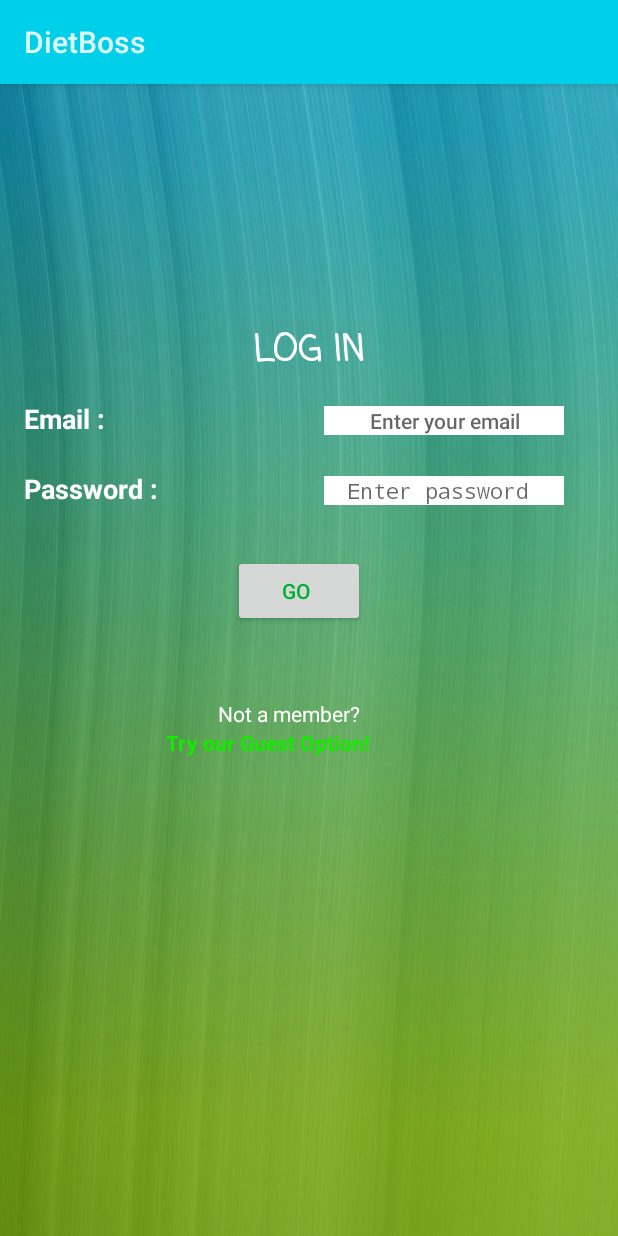
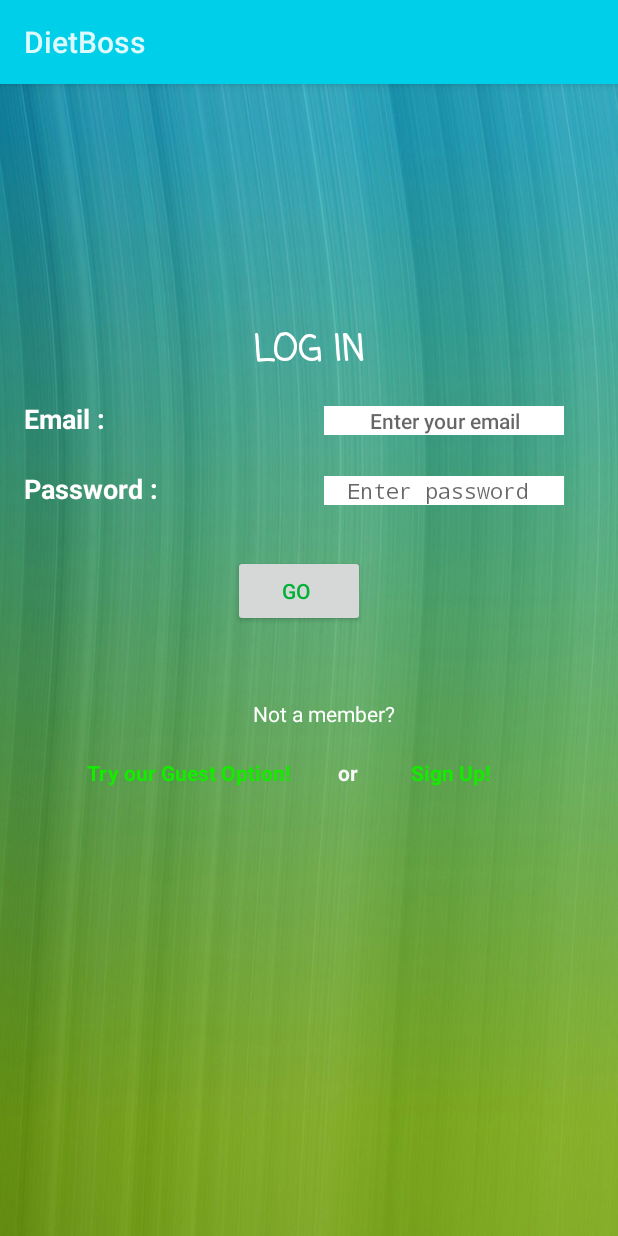
Before and after one commit to SamaSamrin/KhabarShabarAgain, an Android app: the SignUp screen opened directly, with no data from a screen before it, after a tap on "MAKE MY ACCOUNT", on a phone screen of 412 x 824 dp. Run offline under Robolectric (Android 15) with nearby library versions, the phone set to English and light mode, and no system bars; 13 statements that could not run were skipped.

Commit message:
populated users db classes, but getting error of goalWeight column

```diff
--- a/app/src/main/java/com/example/user/khabarshabar2/DatabaseHelper.java
+++ b/app/src/main/java/com/example/user/khabarshabar2/DatabaseHelper.java
@@ -104,7 +104,7 @@ class DatabaseHelper extends SQLiteOpenHelper {
         this.db = db;
     }*/
 
-   private void manipulateData(){
+ /*  private void manipulateData(){
        //selecting values from table
        Cursor cursor = getReadableDatabase().rawQuery("SELECT username FROM Users ;", new String[] {"id"});
 
@@ -127,7 +127,7 @@ class DatabaseHelper extends SQLiteOpenHelper {
 
    }
 
-/*   @Override
+//   @Override
 //    public SQLiteDatabase getReadableDatabase() {
 //        //to get access to the db, for reading
 //        return super.getReadableDatabase();
--- a/app/src/main/java/com/example/user/khabarshabar2/Login.java
+++ b/app/src/main/java/com/example/user/khabarshabar2/Login.java
@@ -21,14 +21,20 @@ public class Login extends Activity {
     String emailInput = "default@email.com";
     String passwordInput = "123456";
     String username = "default name";
-    static SQLiteDatabase database;
-    DatabaseHelper helper;
-    String dbname = "DietBoss";
+    UsersDataSource usersDataSource;
+    EditText emailInputField;
+    EditText passwordField;
 
     @Override
     protected void onCreate(Bundle savedInstanceState) {
         super.onCreate(savedInstanceState);
         setContentView(R.layout.activity_login);
+
+        usersDataSource = new UsersDataSource(this);
+        usersDataSource.open();
+
+        emailInputField = (EditText) findViewById(R.id.emailField);
+        passwordField = (EditText) findViewById(R.id.passwordField);
         /*
         //creating or opening database
         String datapath = Environment.getDataDirectory().toString();
@@ -38,10 +44,10 @@ public class Login extends Activity {
         database = openOrCreateDatabase(dbname, MODE_PRIVATE, null);
         //^dbpath not working, needs root privileges : http://stackoverflow.com/questions/4452538/location-of-sqlite-database-on-the-device
         //so used db name instead
-       // Log.e(TAG, "db path = "+dbpath);*/
+       // Log.e(TAG, "db path = "+dbpath);
         boolean temp = doesDatabaseExist(this, dbname);
         Log.e(TAG, "db exists? - "+String.valueOf(temp));//returns true
-        /* //initiating helper class
+        ///initiating helper class
         //SQLiteDatabase.CursorFactory factory = database.; //HOW TO GET THE CURSOR FACTORY?
         int version = database.getVersion();//gives 0, needed >=1
         helper = new DatabaseHelper(this, dbname, null, 1);
@@ -68,13 +74,15 @@ public class Login extends Activity {
     }
 
     public void goOnClick(View view){
-        EditText emailInputField = (EditText) findViewById(R.id.emailField);
-        EditText passwordField = (EditText) findViewById(R.id.passwordField);
         emailInput = emailInputField.getText().toString();
         passwordInput = passwordField.getText().toString();
 
-        //set username value, from given email address in database
-
+        //match given email to database users email, to find the user
+        User user = usersDataSource.getUser(emailInput);
+        if(user==null) {
+            Log.e(TAG, "user not added in database");
+            Toast.makeText(this, "You are not a member yet. Click below to sign up!", Toast.LENGTH_LONG).show();
+        }
         Intent i = new Intent(Login.this, WeightDisplay.class);
         i.putExtra("username", username);
         i.putExtra("email", emailInput);
@@ -85,4 +93,9 @@ public class Login extends Activity {
         Intent i = new Intent(Login.this, GuestPage.class);
         startActivity(i);
     }
+
+    public  void goToSignUp(View view){
+        Intent i = new Intent(Login.this, SignUp.class);
+        startActivity(i);
+    }
 }
--- a/app/src/main/java/com/example/user/khabarshabar2/SignUp.java
+++ b/app/src/main/java/com/example/user/khabarshabar2/SignUp.java
@@ -19,6 +19,8 @@ import android.widget.TextView;
 public class SignUp extends FragmentActivity {
 
     private final String TAG = "**Sign Up**";
+
+    UsersDataSource usersDataSource;
 
     String userFullName;
     String email;
@@ -43,13 +45,16 @@ public class SignUp extends FragmentActivity {
     EditText goalWeightInput;
     EditText goalTimeInput;
     TextView idealWeightDisplay;
-
+    boolean fromLoginActivity = false;
 
 
     @Override
     protected void onCreate(Bundle savedInstanceState) {
         super.onCreate(savedInstanceState);
         setContentView(R.layout.activity_signup);
+
+        usersDataSource = new UsersDataSource(this);
+        usersDataSource.open();
 
         //populating spinners
        /* Spinner dobDaysSpinner = (Spinner) findViewById(R.id.dobDaysSpinner);
@@ -96,7 +101,7 @@ public class SignUp extends FragmentActivity {
         RadioButton female = (RadioButton) findViewById(R.id.femaleRadioButton);
         //taking values from intent
         Intent i = getIntent();
-        if(i!=null) {
+        if(i.getExtras()!=null) {
             gender = i.getStringExtra("gender");
            // Log.e(TAG, "passed gender = "+gender);
             age = i.getIntExtra("age", 25);
@@ -116,6 +121,7 @@ public class SignUp extends FragmentActivity {
             weightField.setText(String.valueOf(weight));
             idealWeightDisplay.setText("(your ideal weight - "+String.valueOf(idealweight)+")");
         }else{
+            fromLoginActivity = true;
             Log.e(TAG, "intent was null");
         }
     }
@@ -143,9 +149,14 @@ public class SignUp extends FragmentActivity {
         userFullName = fullnameField.getText().toString();
         email = emailField.getText().toString();
         password = passwordField.getText().toString();
+        if(fromLoginActivity){
+            //take gender, height, weight, goalWeight, goalTime inputs
+        }
     }
 
     public void goBackToLogin(View view){
+        User user = usersDataSource.createUser(email, password);//no such column: goalWeight (code 1): , while compiling: SELECT
+        usersDataSource.addInfoToUser(email, userFullName, gender, height, weight);
         getAllInfo();
         Intent i = new Intent(SignUp.this, Login.class);
         startActivity(i);
--- a/app/src/main/java/com/example/user/khabarshabar2/UsersDataSource.java
+++ b/app/src/main/java/com/example/user/khabarshabar2/UsersDataSource.java
@@ -22,8 +22,7 @@ class UsersDataSource {
     private SQLiteDatabase database;
     private DatabaseHelper helper;
 
-    private String[] allColumns = {"_id", "username", "password", "email", "gender", "height", "initialWeight",
-            "goalweight", "currentWeight"};
+    private String[] allColumns = {"_id", "username", "password", "email", "gender", "height", "initialWeight", "goalWeight", "currentWeight"};
 
     //constructor
     UsersDataSource(Context context) {
@@ -38,13 +37,10 @@ class UsersDataSource {
         helper.close();
     }
 
-    User createUser(String username/*, String password*/){//shudhu username input nicchi for trial
-        //User user = new User(email, password);//redundant
+    User createUser(String username){//shudhu username input nicchi for trial
         ContentValues values = new ContentValues();
         values.put("username", username);
-        //values.put("password", password);
-        long id = database.insert("Users", null, values);//ERROR//
-        //^ arguments : tableName, nullColumnHack, ContentValues
+        long id = database.insert("Users", null, values);//arguments : tableName, nullColumnHack, ContentValues
         //returns the row id of the newly created row
         Cursor cursor = null;
         User user = null;
@@ -57,6 +53,64 @@ class UsersDataSource {
             Log.e(TAG, "id returned -1");
         }
         return user;
+    }
+
+    User createUser(String email, String password){//shudhu username input nicchi for trial
+        //User user = new User(email, password);//redundant
+        ContentValues values = new ContentValues();
+        values.put("email", email);
+        values.put("password", password);
+        long id = database.insert("Users", null, values);//arguments : tableName, nullColumnHack, ContentValues
+        //^ returns the row id of the newly created row
+        Cursor cursor = null;
+        User user = null;
+        if(id != -1) {
+            cursor = database.query("Users", allColumns, "_id  = " + id, null, null, null, null);//no such column: goalWeight (code 1): , while compiling: SELECT
+            cursor.moveToFirst();
+            user = cursorToUser(cursor);
+            user.id=id;
+            Log.e(TAG, "user created with id="+String.valueOf(id)+" email="+email+" password="+password);
+            cursor.close();
+        }else{
+            Log.e(TAG, "id returned -1");
+        }
+        return user;
+    }
+
+    void addInfoToUser(String email, String username, String gender, double height, double initialWeight){
+        ContentValues values = new ContentValues();
+        if(!username.equals(""))
+            values.put("username", username);
+        if(!gender.equals(""))
+            values.put("gender", gender);
+        if(height!=0.0)
+            values.put("height", height);
+        if(initialWeight!=0.0)
+            values.put("initialWeight", initialWeight);
+        User user = getUser(email);
+        long userId = user.getId();
+        int id = (int) database.insertWithOnConflict("Users", null, values, SQLiteDatabase.CONFLICT_IGNORE);
+        if (id == -1) {
+            database.update("Users", values, "_id=?", new String[] {String.valueOf(userId)});  // number 1 is the _id here, update to variable for your code
+        }else{
+            Log.e(TAG, "insert with conflict returned -1 ");
+        }
+        //user.username = username;
+
+    }
+
+    void setGoalWeightOfUser(String email, double goalWeight){
+        ContentValues values = new ContentValues();
+        if(goalWeight!=0.0)
+            values.put("goalWeight", goalWeight);
+        User user = getUser(email);
+        long userId = user.getId();
+        int id = (int) database.insertWithOnConflict("Users", null, values, SQLiteDatabase.CONFLICT_IGNORE);
+        if (id == -1) {
+            database.update("Users", values, "_id=?", new String[] {String.valueOf(userId)});  // number 1 is the _id here, update to variable for your code
+        }else{
+            Log.e(TAG, "insert with conflict returned -1 ");
+        }
     }
 
     void deleteUser(User user){
@@ -109,8 +163,20 @@ class UsersDataSource {
     }
 
 
-    User getUser(String username){
-        Cursor cursor = database.query("Users", allColumns,"username = ?", new String[] {username}, null, null, null );
+    User getUser(String email){
+        Cursor cursor = database.query("Users", allColumns,"email = "+email, null, null, null, null );//
+        cursor.moveToFirst();
+        User user = null;
+        while (!cursor.isAfterLast()) {
+            user = cursorToUser(cursor);
+            cursor.moveToNext();
+        }
+        cursor.close();
+        return  user;
+    }
+
+    User getUser(long id){
+        Cursor cursor = database.query("Users", allColumns,"_id = "+id, null, null, null, null );
         cursor.moveToFirst();
         User user = null;
         while (!cursor.isAfterLast()) {
@@ -123,7 +189,7 @@ class UsersDataSource {
 
     private User cursorToUser(Cursor cursor){
         User user = new User();
-        user.id = cursor.getLong(0);//ERROR//GONE but dont know why
+        user.id = cursor.getLong(0);
         user.username = cursor.getString(1);
         return user;
     }
--- a/app/src/main/res/layout/activity_login.xml
+++ b/app/src/main/res/layout/activity_login.xml
@@ -111,8 +111,10 @@
         android:text="Try our Guest Option!"
         android:textColor="@color/colorAccent"
         android:textStyle="normal|bold"
+        android:layout_marginTop="20dp"
         android:layout_below="@+id/textnotamember"
-        android:layout_toEndOf="@+id/passwordInputText" />
+        android:layout_toStartOf="@+id/orTextView"
+        android:layout_marginEnd="14dp" />
 
     <TextView
         android:text="Not a member? "
@@ -122,6 +124,31 @@
         android:id="@+id/textnotamember"
         android:textColor="@android:color/white"
         android:layout_below="@+id/goButton"
-        android:layout_alignRight="@+id/goButton"
-        android:layout_alignEnd="@+id/goButton" />
+        android:layout_alignStart="@+id/loginText" />
+
+    <TextView
+        android:id="@+id/signUpPrompt"
+        android:layout_width="wrap_content"
+        android:layout_height="wrap_content"
+        android:layout_marginStart="7dp"
+        android:text="Sign Up!"
+        android:textColor="@color/colorAccent"
+        android:textStyle="bold"
+        android:onClick="goToSignUp"
+        android:layout_alignBaseline="@+id/orTextView"
+        android:layout_alignBottom="@+id/orTextView"
+        android:layout_toEndOf="@+id/textnotamember" />
+
+    <TextView
+        android:id="@+id/orTextView"
+        android:layout_width="50dp"
+        android:layout_height="wrap_content"
+        android:text="or"
+        android:textAlignment="center"
+        android:textColor="@color/myWhite"
+        android:textStyle="bold"
+        android:layout_alignBaseline="@+id/guestPrompt"
+        android:layout_alignBottom="@+id/guestPrompt"
+        android:layout_alignEnd="@+id/textnotamember"
+        android:layout_marginEnd="9dp" />
 </RelativeLayout>
```
